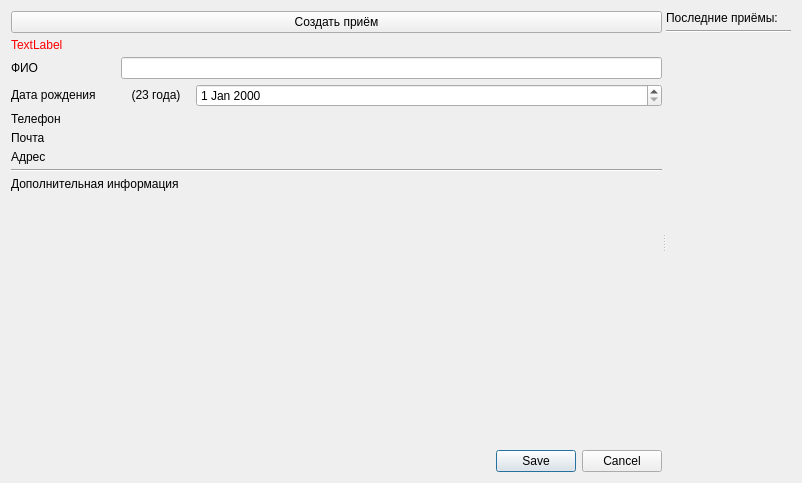
Above: interface/patient/patientForm.ui from strizh78/MApp before the change. Below: the same form after it.
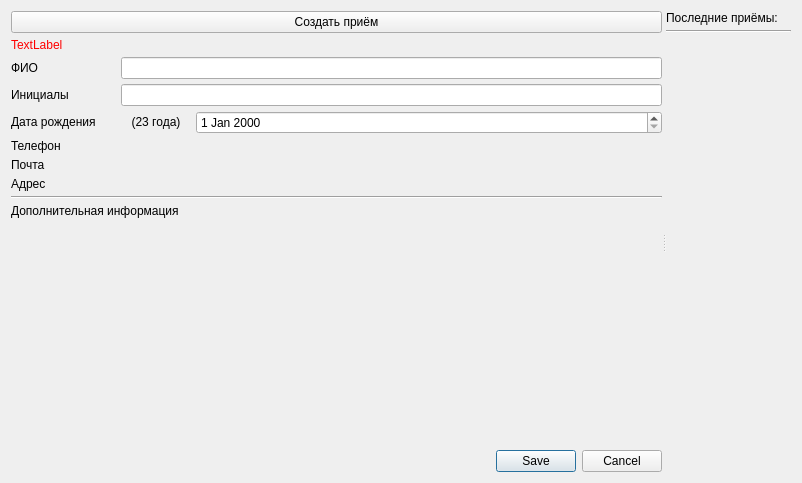
That is the form after the change. Icons and pictures are not drawn. Custom widgets are drawn as their Qt base class.

Commit message: add initials to patient form (#137)

```diff
--- a/interface/patient/patientForm.ui
+++ b/interface/patient/patientForm.ui
@@ -147,6 +147,16 @@
              </property>
             </widget>
            </item>
+           <item row="1" column="1">
+            <widget class="QLineEdit" name="initialsEdit"/>
+           </item>
+           <item row="1" column="0">
+            <widget class="QLabel" name="initialsLabel">
+             <property name="text">
+              <string>Инициалы</string>
+             </property>
+            </widget>
+           </item>
           </layout>
          </item>
          <item>
```
The commit also changes 8 other files.
